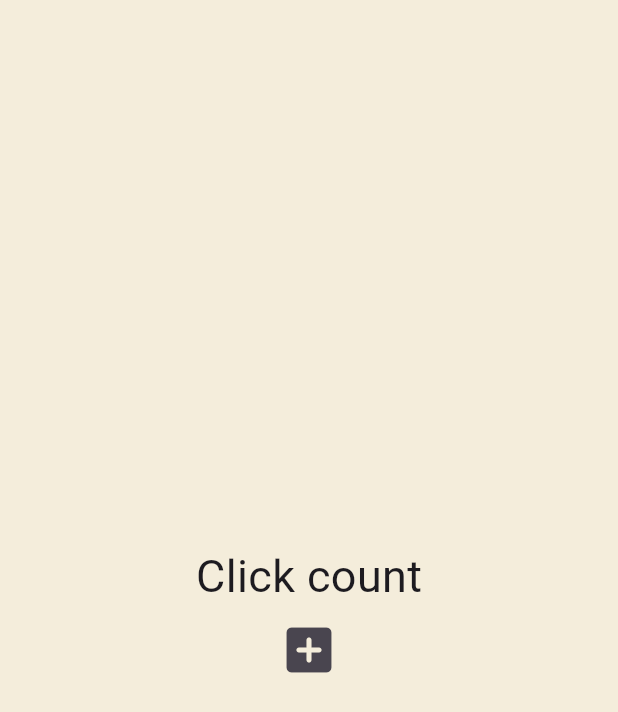
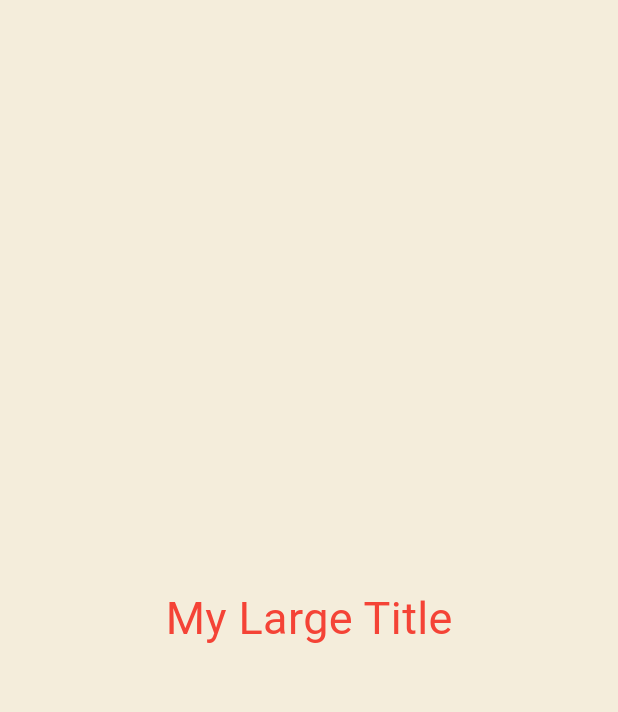
Before and after one commit to byol-han/study-dart-flutter, a Flutter app: the screen it shows after launch, on a phone screen of 412 x 824 dp. Shown: the top 712 px of the screen. Run offline on Flutter 3.47's test engine with Material 3 defaults, Android fonts, the phone set to English and light mode, and no system bars.

Commit message:
build context

```diff
--- a/lib/main.dart
+++ b/lib/main.dart
@@ -5,6 +5,7 @@ import 'package:toonflix/widgets/currency_card.dart';
 void main() {
   // runApp(const App());
   runApp(const App02());
+  runApp(const App03());
 }
 
 // root widget
@@ -188,3 +189,45 @@ class _App02State extends State<App02> {
     );
   }
 }
+
+class App03 extends StatefulWidget {
+  const App03({super.key});
+
+  @override
+  State<App03> createState() => _App03State();
+}
+
+class _App03State extends State<App03> {
+  @override
+  Widget build(BuildContext context) {
+    return MaterialApp(
+      theme: ThemeData(
+        textTheme: TextTheme(titleLarge: TextStyle(color: Colors.red)),
+      ),
+      home: Scaffold(
+        backgroundColor: const Color(0xFFF4EDDB),
+        body: Center(
+          child: Column(
+            mainAxisAlignment: MainAxisAlignment.center,
+            children: [MyLargeTitle()],
+          ),
+        ),
+      ),
+    );
+  }
+}
+
+class MyLargeTitle extends StatelessWidget {
+  const MyLargeTitle({super.key});
+
+  @override
+  Widget build(BuildContext context) {
+    return Text(
+      'My Large Title',
+      style: TextStyle(
+        fontSize: 30,
+        color: Theme.of(context).textTheme.titleLarge?.color,
+      ),
+    );
+  }
+}
```
